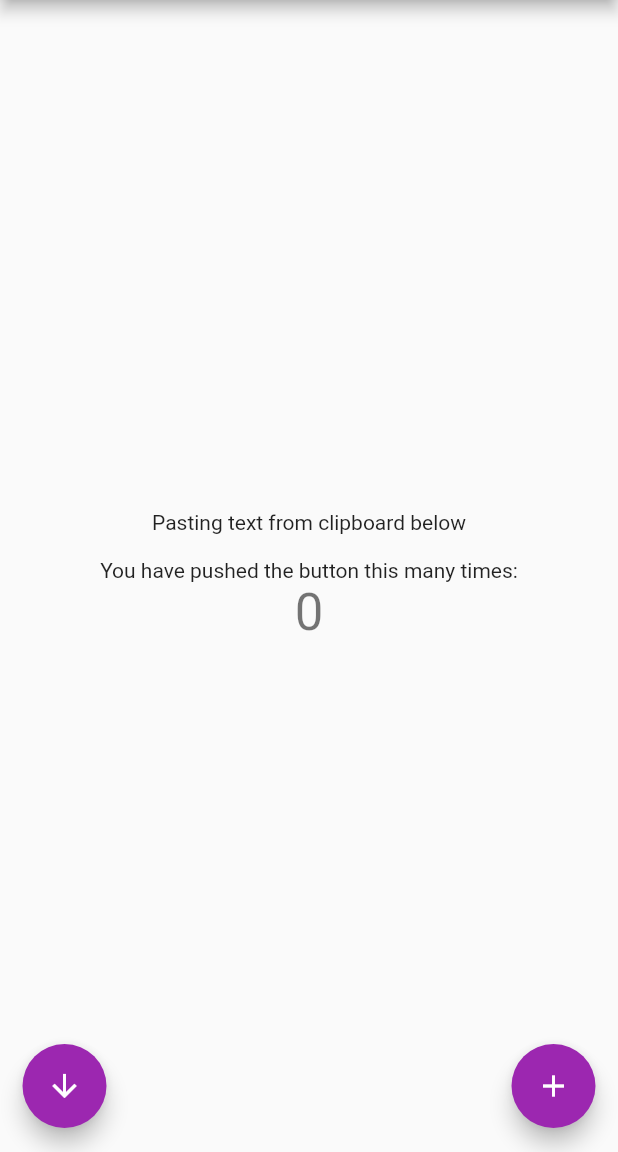
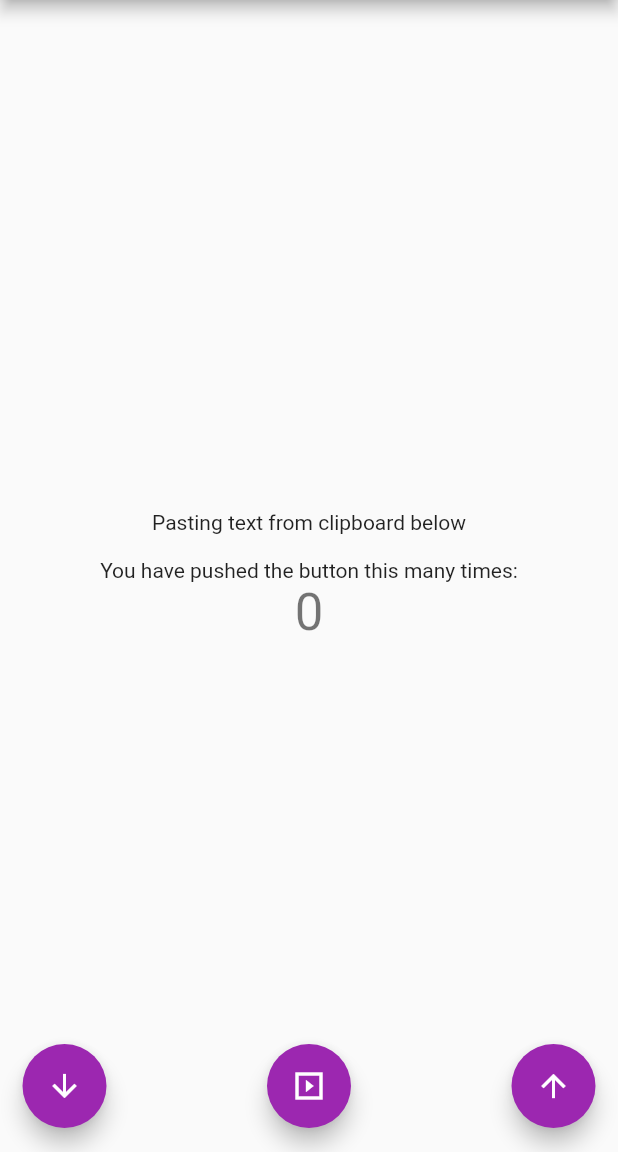
Before and after one commit to SentientMuffin/ClipStream, a Flutter app: the screen it shows after launch, on a phone screen of 412 x 824 dp, the part 84-1236 px from its top. Run offline on Flutter 3.47's test engine with Material 2 defaults, Android fonts, the phone set to English and light mode, and no system bars; missing offline and left inert: dart:ffi.

```diff
--- /dev/null
+++ b/lib/jsonRequest.dart
@@ -0,0 +1,40 @@
+import 'dart:core';
+
+class JsonRequest {
+  static const String CRUD_KEY = 'CRUD';
+  static const String REQUEST_KEY = 'Request';
+
+  String crudValue;
+  RequestBody requestValue;
+
+  // JsonRequest(String crudValue, RequestBody requestBody) {
+  //   this.crudValue = crudValue;
+  //   this.requestValue = requestBody;
+  // }
+
+  JsonRequest({ this.crudValue, this.requestValue });
+
+  void getJSON() {
+
+  }
+}
+
+class RequestBody {
+  String entryID;
+  String clipContent;
+
+  RequestBody({ this.entryID, this.clipContent });
+
+  // RequestBody(String entryID, String clipContent) {
+  //   this._entryID = entryID;
+  //   this._clipContent = clipContent;
+  // }
+  //
+  // String getEntryID() {
+  //   return this._entryID;
+  // }
+  //
+  // String getClipContent() {
+  //   return this._clipContent;
+  // }
+}
--- a/lib/main.dart
+++ b/lib/main.dart
@@ -2,6 +2,10 @@ import 'dart:ffi';
 
 import 'package:flutter/material.dart';
 import 'package:flutter/services.dart';
+import 'package:http/http.dart';
+import 'dart:convert';
+import 'jsonResponse.dart';
+import 'jsonRequest.dart';
 
 void main() {
   runApp(MyApp());
@@ -61,6 +65,15 @@ class _MyHomePageState extends State<MyHomePage> {
       // called again, and so nothing would appear to happen.
       _counter++;
     });
+  }
+
+  void _postClip() async {
+    // Temporary hardcoding
+    String url = 'https://pwot5ufm9b.execute-api.us-east-2.amazonaws.com/POC/clips';
+    // new JsonRequest({crudValue='123', })
+    var requestBody = new RequestBody(entryID: "FlutterTest", clipContent: "Testing 123");
+    var jsonRequest = new JsonRequest(crudValue: 'POST', requestValue: requestBody);
+    await post(url, );
   }
 
   void _setClipboard() async {
@@ -143,12 +156,13 @@ class _MyHomePageState extends State<MyHomePage> {
               child: Icon(Icons.arrow_downward_sharp),
             ),
             FloatingActionButton(
-              onPressed: () {
-                _incrementCounter();
-                _getClipboard();
-              },
+              onPressed: _getClipboard,
+              child: Icon(Icons.slideshow_sharp),
+            ),
+            FloatingActionButton(
+              onPressed: _incrementCounter,
               tooltip: 'Increment',
-              child: Icon(Icons.add),
+              child: Icon(Icons.arrow_upward_sharp),
             ),
           ], // <Widget>[]
         ),
--- a/pubspec.yaml
+++ b/pubspec.yaml
@@ -23,6 +23,8 @@ environment:
 dependencies:
   flutter:
     sdk: flutter
+  http: ^0.12.2
+
 
 
   # The following adds the Cupertino Icons font to your application.
```
Also changed, not shown: lib/jsonResponse.dart (added, +93 -0 lines), pubspec.lock.
